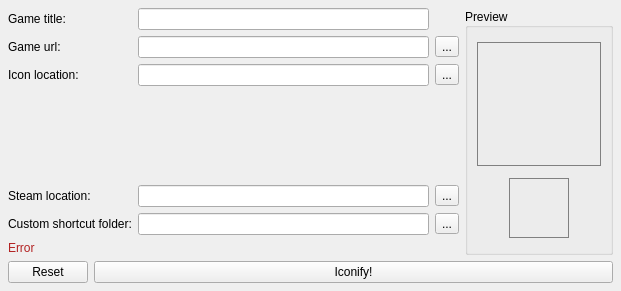
Apollo-Roboto/Win10-Start-menu-steam-tile-maker, file main.ui: the form before one commit.
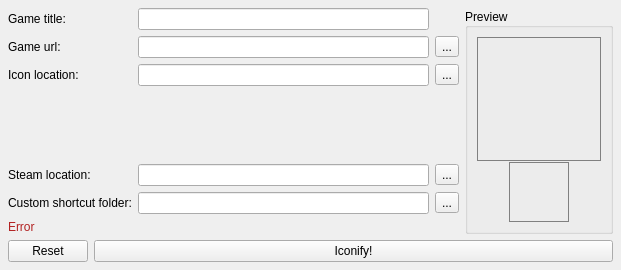
The form after the commit.

```diff
--- a/main.ui
+++ b/main.ui
@@ -7,7 +7,7 @@
     <x>0</x>
     <y>0</y>
     <width>621</width>
-    <height>291</height>
+    <height>270</height>
    </rect>
   </property>
   <property name="sizePolicy">
```
Left out of the diff: 91 changed lines with no effect on the pictures.
